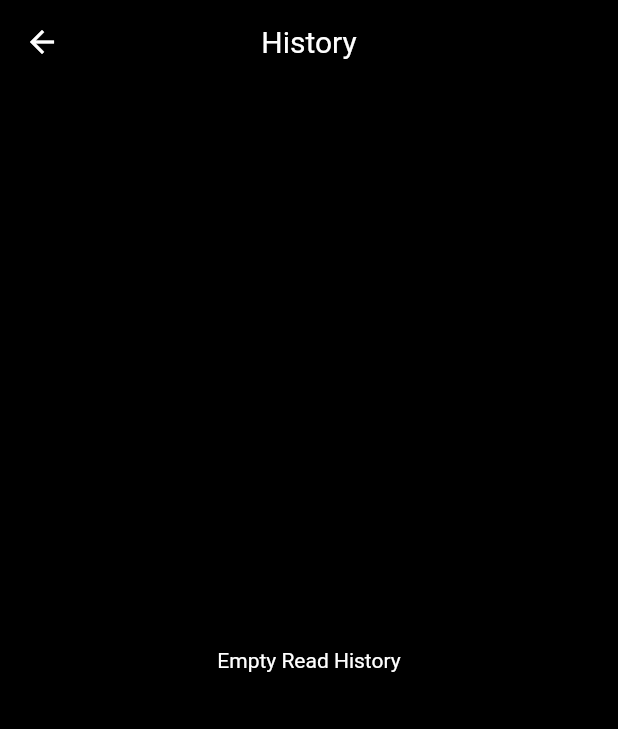
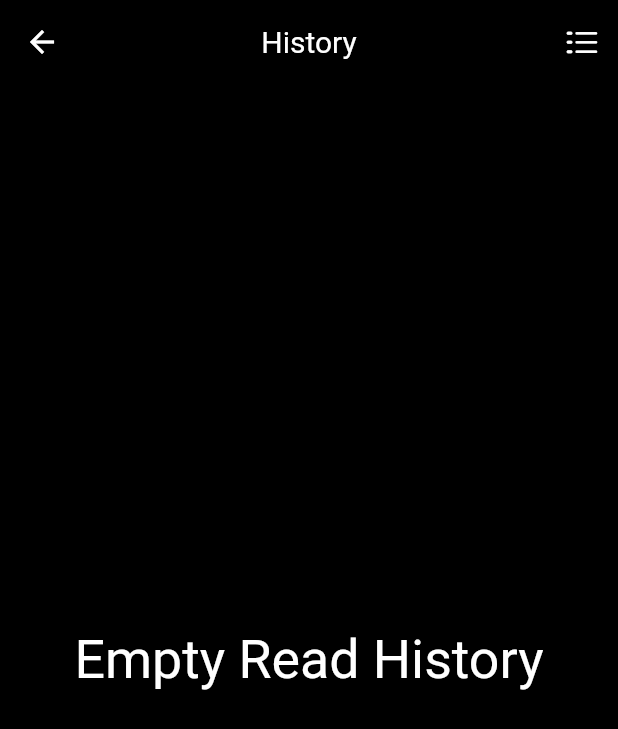
Before and after one commit to Mantton/MangaSoup_P3, a Flutter app: the HistoryPage screen opened directly, on a phone screen of 412 x 824 dp. Shown: the top 729 px of the screen. Run offline on Flutter 3.47's test engine with Material 2 defaults, Android fonts, the phone set to English and light mode, and no system bars; drawn by our look-alikes of flutter_platform_widgets; our stand-ins replace auto_size_text, bot_toast, cached_network_image, connectivity, dio, flutter_local_notifications and 6 more; missing offline and left inert: workmanager; accounts and stored records are empty; statements that could not run were skipped.

Commit message:
Completed History Rework

```diff
--- a/lib/Screens/Recent/RecentsHome.dart
+++ b/lib/Screens/Recent/RecentsHome.dart
@@ -1,12 +1,10 @@
+import 'package:flutter/cupertino.dart';
 import 'package:flutter/material.dart';
-import 'package:mangasoup_prototype_3/Components/HighlightGrid.dart';
+import 'package:flutter_screenutil/flutter_screenutil.dart';
 import 'package:mangasoup_prototype_3/Components/PlatformComponents.dart';
-import 'package:mangasoup_prototype_3/Database/HistoryDatabase.dart';
-import 'package:mangasoup_prototype_3/Models/Comic.dart';
 import 'package:mangasoup_prototype_3/Providers/ViewHistoryProvider.dart';
 import 'package:provider/provider.dart';
 
-import '../../Globals.dart';
 import 'RecentsHighlightViews.dart';
 
 class HistoryPage extends StatefulWidget {
@@ -16,6 +14,7 @@ class HistoryPage extends StatefulWidget {
 
 class _HistoryPageState extends State<HistoryPage> {
   Future<bool> initializer;
+  int mode = 1;
 
   Future<bool> getHistory() async {
     return await Provider.of<ViewHistoryProvider>(context, listen: false)
@@ -26,9 +25,6 @@ class _HistoryPageState extends State<HistoryPage> {
   void initState() {
     super.initState();
     initializer = getHistory();
-    // historyStream.stream.listen((event) {
-    //   initializer = getHisotry();
-    // });
   }
 
   @override
@@ -37,6 +33,20 @@ class _HistoryPageState extends State<HistoryPage> {
       appBar: AppBar(
         centerTitle: true,
         title: Text("History"),
+        actions: [
+          IconButton(
+              icon: Icon((mode != 1)
+                  ? CupertinoIcons.square_grid_3x2_fill
+                  : CupertinoIcons.list_dash),
+              onPressed: () {
+                setState(() {
+                  if (mode == 1)
+                    mode = 2;
+                  else
+                    mode = 1;
+                });
+              })
+        ],
       ),
       body: FutureBuilder(
           future: initializer,
@@ -64,12 +74,15 @@ class _HistoryPageState extends State<HistoryPage> {
     return Consumer<ViewHistoryProvider>(builder: (context, provider, _) {
       return (provider.history.isNotEmpty)
           ? HistoryView(
-              mode: 1,
+              mode: mode,
               comics: provider.history.reversed.toList(),
             ) // Reverse Returns the latest entry first
           : Container(
               child: Center(
-                child: Text("Empty Read History"),
+                child: Text(
+                  "Empty Read History",
+                  style: TextStyle(fontSize: 30.h),
+                ),
               ),
             );
     });
```
Also changed, not shown: lib/Components/Images.dart (+6 -3 lines), lib/Screens/Recent/RecentsHighlightViews.dart (+66 -18 lines).
